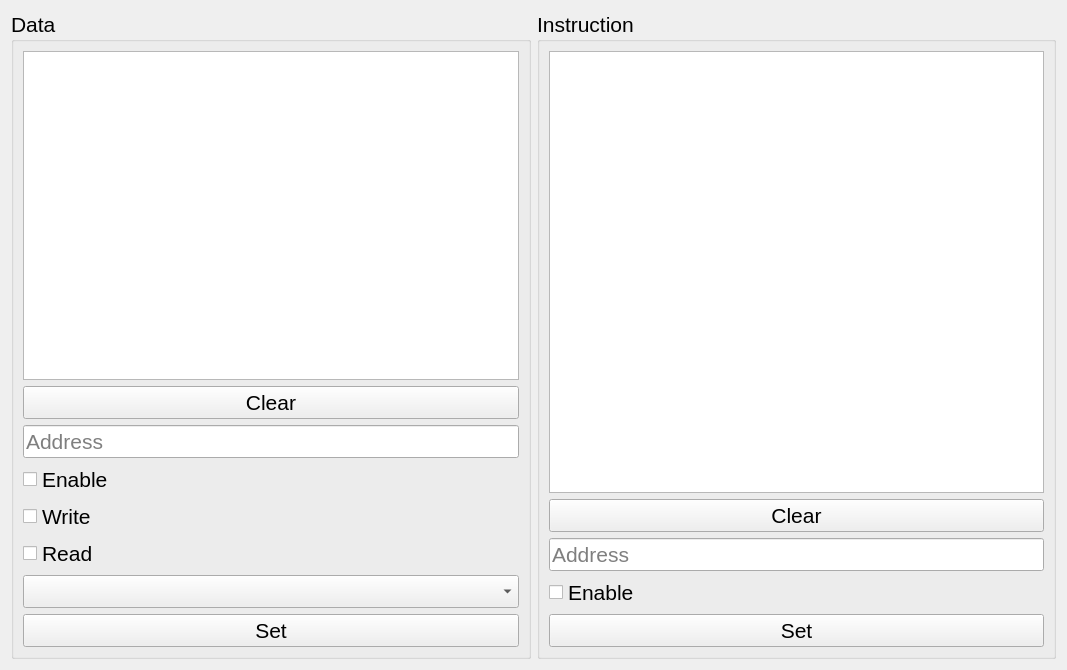
Old version of the form Client/UI/BreakpointWidget.ui in the repository Nanashi-Hax/Quantite.
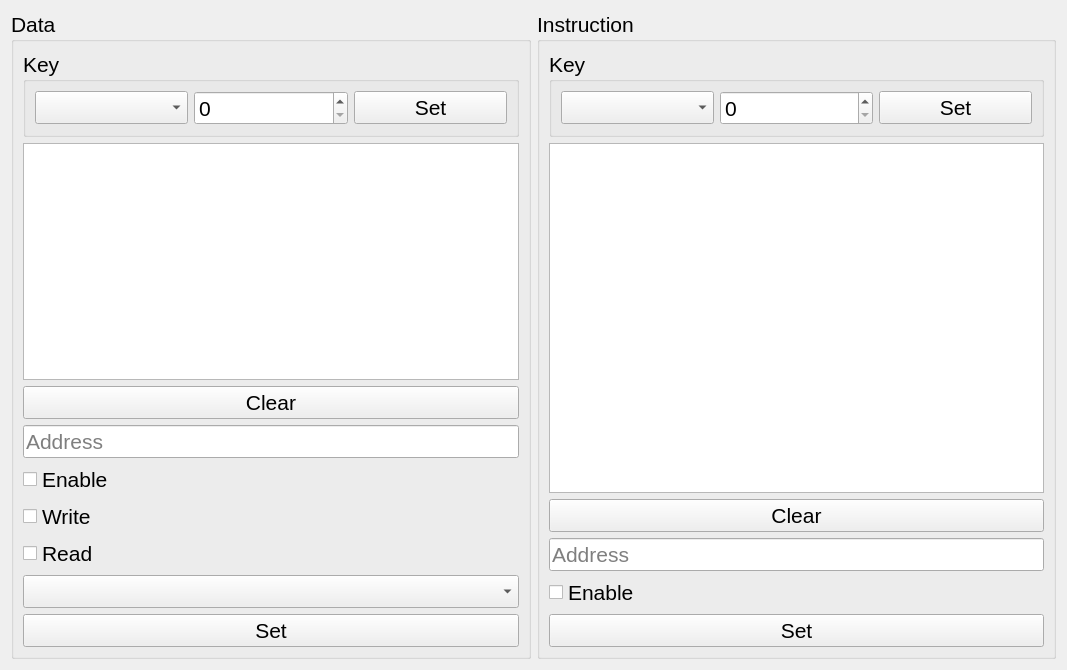
New version of the form.

```diff
--- a/Client/UI/BreakpointWidget.ui
+++ b/Client/UI/BreakpointWidget.ui
@@ -25,6 +25,32 @@
       <string>Data</string>
      </property>
      <layout class="QVBoxLayout" name="verticalLayout_4">
+      <item>
+       <widget class="QGroupBox" name="groupBoxDataKey">
+        <property name="title">
+         <string>Key</string>
+        </property>
+        <layout class="QHBoxLayout" name="horizontalLayout_3">
+         <item>
+          <widget class="QComboBox" name="comboBoxDataPrimaryKey"/>
+         </item>
+         <item>
+          <widget class="QSpinBox" name="spinBoxDataPrimaryKeyIndex">
+           <property name="maximum">
+            <number>31</number>
+           </property>
+          </widget>
+         </item>
+         <item>
+          <widget class="QPushButton" name="pushButtonSetDataPrimaryKey">
+           <property name="text">
+            <string>Set</string>
+           </property>
+          </widget>
+         </item>
+        </layout>
+       </widget>
+      </item>
       <item>
        <widget class="QTableView" name="tableViewData"/>
       </item>
@@ -120,6 +146,32 @@
       <string>Instruction</string>
      </property>
      <layout class="QVBoxLayout" name="verticalLayout_3">
+      <item>
+       <widget class="QGroupBox" name="groupBoxInstructionKey">
+        <property name="title">
+         <string>Key</string>
+        </property>
+        <layout class="QHBoxLayout" name="horizontalLayout_4">
+         <item>
+          <widget class="QComboBox" name="comboBoxInstructionPrimaryKey"/>
+         </item>
+         <item>
+          <widget class="QSpinBox" name="spinBoxInstructionPrimaryKeyIndex">
+           <property name="maximum">
+            <number>31</number>
+           </property>
+          </widget>
+         </item>
+         <item>
+          <widget class="QPushButton" name="pushButtonSetInstructionPrimaryKey">
+           <property name="text">
+            <string>Set</string>
+           </property>
+          </widget>
+         </item>
+        </layout>
+       </widget>
+      </item>
       <item>
        <widget class="QTableView" name="tableViewInstruction"/>
       </item>
```
